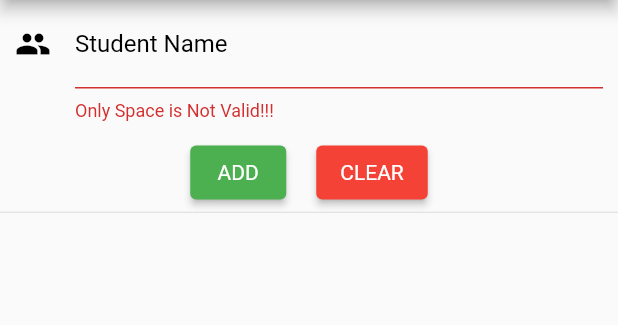
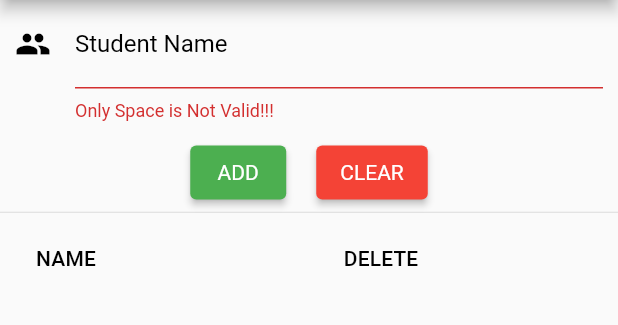
Before and after one commit to DokSna/a76_working_with_sqlite, a Flutter app: the screen it shows after launch, after a tap on "ADD", on a phone screen of 412 x 824 dp, the part 84-409 px from its top. Run offline on Flutter 3.47's test engine with Material 2 defaults, Android fonts, the phone set to English and light mode, and no system bars; our stand-ins replace sqflite; accounts and stored records are empty.

Commit message:
Код написан, приложение работает.

```diff
--- a/lib/db/database.dart
+++ b/lib/db/database.dart
@@ -1,15 +1,16 @@
-import 'dart:async';
+// import 'dart:async';
 import 'dart:io';
 
-import 'package:a76_working_with_sqlite/model/student.dart';
 import 'package:path_provider/path_provider.dart';
 import 'package:sqflite/sqflite.dart';
+// import 'package:sqflite/sqlite_api.dart';
+import 'package:a76_working_with_sqlite/model/student.dart';
 
 class DBProvider {
   DBProvider._();
   static final DBProvider db = DBProvider._();
 
-  late Database _database;
+  static late Database _database;
 
   // переменные для полей таблицы в базе данных
   String studentsTable = 'Students';
@@ -17,8 +18,7 @@ class DBProvider {
   String columnName = 'name';
 
   Future<Database> get database async {
-    if (_database != null) return _database;
-    // return _database;
+    // if (_database != null) return _database;
 
     _database = await _initDB();
     return _database;
@@ -42,7 +42,6 @@ class DBProvider {
 
   // READ
   Future<List<Student>> getStudents() async {
-    // Database db = await this.database;
     Database db = await database;
     final List<Map<String, dynamic>> studentsMapList =
         await db.query(studentsTable);
@@ -77,7 +76,7 @@ class DBProvider {
   }
 
   // Delete
-  Future<int> deleteStudent(int id) async {
+  Future<int> deleteStudent(int? id) async {
     Database db = await database;
     return await db.delete(
       studentsTable,
--- a/lib/main.dart
+++ b/lib/main.dart
@@ -1,6 +1,8 @@
+import 'package:a76_working_with_sqlite/db/database.dart';
+import 'package:a76_working_with_sqlite/model/student.dart';
 import 'package:flutter/material.dart';
 
-void main() => runApp(const MyApp());
+void main() => runApp(MyApp());
 
 class MyApp extends StatelessWidget {
   const MyApp({Key? key}) : super(key: key);
@@ -26,6 +28,25 @@ class _StudentPageState extends State<StudentPage> {
   final GlobalKey<FormState> _formStateKey = GlobalKey<FormState>();
   final _studentNameController = TextEditingController();
 
+  late Future<List<Student>> _studentsList;
+  // _studentName будет хранить значение, вводимое в текстовое поле
+  late String _studentName;
+
+  bool isUpdate = false;
+  int? studentIdForUpdate;
+
+  @override
+  void initState() {
+    super.initState();
+    updateStudentList();
+  }
+
+  updateStudentList() {
+    setState(() {
+      _studentsList = DBProvider.db.getStudents();
+    });
+  }
+
   @override
   Widget build(BuildContext context) {
     return Scaffold(
@@ -42,8 +63,7 @@ class _StudentPageState extends State<StudentPage> {
             child: Column(
               children: <Widget>[
                 Padding(
-                  padding:
-                      const EdgeInsets.only(left: 10, right: 10, bottom: 10),
+                  padding: EdgeInsets.only(left: 10, right: 10, bottom: 10),
                   child: TextFormField(
                     validator: (value) {
                       if (value == null) {
@@ -54,11 +74,13 @@ class _StudentPageState extends State<StudentPage> {
                       }
                       return null;
                     },
-                    onSaved: (value) {},
+                    onSaved: (value) {
+                      _studentName = value!;
+                    },
                     controller: _studentNameController,
-                    decoration: const InputDecoration(
-                      focusedBorder: UnderlineInputBorder(
-                        borderSide: BorderSide(
+                    decoration: InputDecoration(
+                      focusedBorder: new UnderlineInputBorder(
+                        borderSide: new BorderSide(
                             color: Colors.greenAccent,
                             width: 2,
                             style: BorderStyle.solid),
@@ -84,22 +106,49 @@ class _StudentPageState extends State<StudentPage> {
               ElevatedButton(
                 style: ElevatedButton.styleFrom(
                   backgroundColor: Colors.green,
-                  textStyle: const TextStyle(color: Colors.white),
+                  textStyle: TextStyle(color: Colors.white),
                 ),
                 // color: Colors.green,
-                child: const Text('ADD'),
-                onPressed: () {},
+                child: Text(isUpdate ? 'UPDATE' : 'ADD'),
+                onPressed: () {
+                  if (isUpdate) {
+                    if (_formStateKey.currentState!.validate()) {
+                      _formStateKey.currentState!.save();
+                      DBProvider.db
+                          .updateStudent(
+                              Student(studentIdForUpdate!, _studentName))
+                          .then((data) {
+                        setState(() {
+                          isUpdate = false;
+                        });
+                      });
+                    }
+                  } else {
+                    if (_formStateKey.currentState!.validate()) {
+                      _formStateKey.currentState!.save();
+                      DBProvider.db.insertStudent(Student(null, _studentName));
+                    }
+                  }
+                  _studentNameController.text = '';
+                  updateStudentList();
+                },
               ),
-              const Padding(
+              Padding(
                 padding: EdgeInsets.all(10),
               ),
               ElevatedButton(
                 style: ElevatedButton.styleFrom(
                   backgroundColor: Colors.red,
-                  textStyle: const TextStyle(color: Colors.white),
+                  textStyle: TextStyle(color: Colors.white),
                 ),
-                child: const Text('CLEAR'),
-                onPressed: () {},
+                child: Text(isUpdate ? 'CANCEL UPDATE' : 'CLEAR'),
+                onPressed: () {
+                  _studentNameController.text = '';
+                  setState(() {
+                    isUpdate = false;
+                    studentIdForUpdate = null;
+                  });
+                },
               ),
             ],
           ),
@@ -107,10 +156,63 @@ class _StudentPageState extends State<StudentPage> {
             height: 5.0,
           ),
           Expanded(
-            child: Container(),
+            child: FutureBuilder(
+              future: _studentsList,
+              builder: (context, snapshot) {
+                if (snapshot.hasData) {
+                  return generateList(snapshot.data as List<Student>);
+                }
+                if (snapshot.data == null ||
+                    (snapshot.data as List<Student>).length == 0) {
+                  return Text('No Data Found');
+                }
+                return CircularProgressIndicator();
+              },
+            ),
           ),
         ],
       ),
     );
   }
+
+  SingleChildScrollView generateList(List<Student> students) {
+    return SingleChildScrollView(
+      scrollDirection: Axis.vertical,
+      child: SizedBox(
+        width: MediaQuery.of(context).size.width,
+        child: DataTable(
+          columns: [
+            DataColumn(
+              label: Text('NAME'),
+            ),
+            DataColumn(
+              label: Text('DELETE'),
+            ),
+          ],
+          rows: students
+              .map(
+                (student) => DataRow(cells: [
+                  DataCell(Text(student.name), onTap: () {
+                    setState(() {
+                      isUpdate = true;
+                      studentIdForUpdate = student.id;
+                    });
+                    _studentNameController.text = student.name;
+                  }),
+                  DataCell(
+                    IconButton(
+                      icon: const Icon(Icons.delete),
+                      onPressed: () {
+                        DBProvider.db.deleteStudent(student.id);
+                        updateStudentList();
+                      },
+                    ),
+                  ),
+                ]),
+              )
+              .toList(),
+        ),
+      ),
+    );
+  }
 }
--- a/lib/model/student.dart
+++ b/lib/model/student.dart
@@ -1,6 +1,6 @@
 class Student {
   // свойства
-  late int id;
+   int? id;
   late String name;
 
   // конструктор
```
